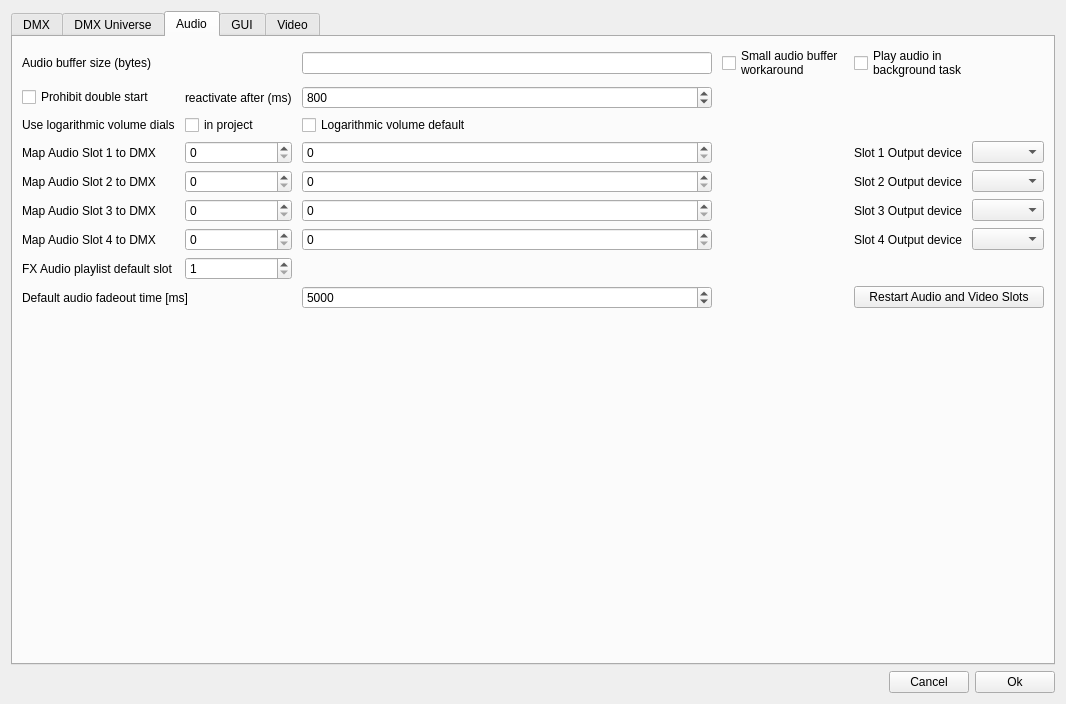
First picture: the form in StageRunner/gui/setupwidget.ui, repository Pit1966/StageRunner, before the edit.
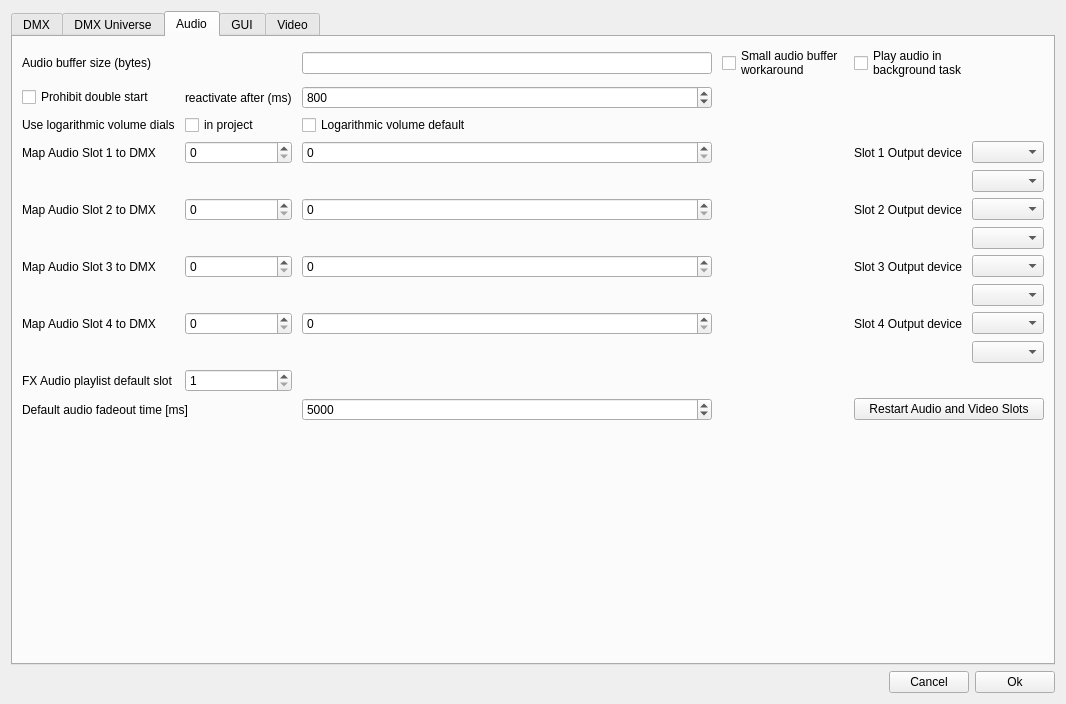
Second picture: the form after the edit. The open tabs and pages were chosen to show the change.

Commit message: Added alternative audio device configuration in setup GUI

```diff
--- a/StageRunner/gui/setupwidget.ui
+++ b/StageRunner/gui/setupwidget.ui
@@ -40,7 +40,7 @@
           </sizepolicy>
          </property>
          <property name="orientation">
-          <enum>Qt::Horizontal</enum>
+          <enum>Qt::Orientation::Horizontal</enum>
          </property>
          <property name="handleWidth">
           <number>8</number>
@@ -50,7 +50,7 @@
          </property>
          <widget class="QSplitter" name="splitter">
           <property name="orientation">
-           <enum>Qt::Vertical</enum>
+           <enum>Qt::Orientation::Vertical</enum>
           </property>
           <property name="handleWidth">
            <number>8</number>
@@ -96,7 +96,7 @@
          <item>
           <spacer name="horizontalSpacer_2">
            <property name="orientation">
-            <enum>Qt::Horizontal</enum>
+            <enum>Qt::Orientation::Horizontal</enum>
            </property>
            <property name="sizeHint" stdset="0">
             <size>
@@ -125,7 +125,7 @@
        <item>
         <spacer name="verticalSpacer_3">
          <property name="orientation">
-          <enum>Qt::Vertical</enum>
+          <enum>Qt::Orientation::Vertical</enum>
          </property>
          <property name="sizeHint" stdset="0">
           <size>
@@ -145,6 +145,54 @@
        <property name="horizontalSpacing">
         <number>10</number>
        </property>
+       <item row="12" column="4" colspan="2">
+        <widget class="QPushButton" name="restartAudioVideoSlots">
+         <property name="text">
+          <string>Restart Audio and Video Slots</string>
+         </property>
+        </widget>
+       </item>
+       <item row="13" column="1">
+        <spacer name="verticalSpacer_2">
+         <property name="orientation">
+          <enum>Qt::Orientation::Vertical</enum>
+         </property>
+         <property name="sizeHint" stdset="0">
+          <size>
+           <width>20</width>
+           <height>40</height>
+          </size>
+         </property>
+        </spacer>
+       </item>
+       <item row="12" column="2">
+        <widget class="QSpinBox" name="defaultAudioFadeOutMsSpin">
+         <property name="maximum">
+          <number>10000</number>
+         </property>
+         <property name="singleStep">
+          <number>100</number>
+         </property>
+         <property name="value">
+          <number>5000</number>
+         </property>
+        </widget>
+       </item>
+       <item row="0" column="3">
+        <widget class="QCheckBox" name="smallAudioBufWorkAroundCheck">
+         <property name="text">
+          <string>Small audio buffer
+workaround</string>
+         </property>
+        </widget>
+       </item>
+       <item row="2" column="2">
+        <widget class="QCheckBox" name="useLogVolumeDefaultCheck">
+         <property name="text">
+          <string>Logarithmic volume default</string>
+         </property>
+        </widget>
+       </item>
        <item row="0" column="4" colspan="2">
         <widget class="QCheckBox" name="audioInTaskCheck">
          <property name="text">
@@ -153,38 +201,50 @@
          </property>
         </widget>
        </item>
-       <item row="6" column="2">
-        <widget class="QSpinBox" name="mapAudioToDmx4">
-         <property name="maximum">
-          <number>512</number>
+       <item row="5" column="4">
+        <widget class="QLabel" name="label_3">
+         <property name="text">
+          <string>Slot 2 Output device</string>
          </property>
         </widget>
        </item>
-       <item row="5" column="5">
-        <widget class="QComboBox" name="slotDeviceCombo3"/>
+       <item row="3" column="5">
+        <widget class="QComboBox" name="slotDeviceCombo1"/>
        </item>
-       <item row="2" column="2">
-        <widget class="QCheckBox" name="useLogVolumeDefaultCheck">
-         <property name="text">
-          <string>Logarithmic volume default</string>
+       <item row="3" column="1">
+        <widget class="QSpinBox" name="mapAudioToUniv1">
+         <property name="toolTip">
+          <string>Universe for sound slot 1</string>
          </property>
+         <property name="maximum">
+          <number>4</number>
+         </property>
         </widget>
        </item>
-       <item row="3" column="4">
-        <widget class="QLabel" name="chanOutputLabel0">
+       <item row="9" column="4">
+        <widget class="QLabel" name="label_5">
          <property name="text">
-          <string>Slot 1 Output device</string>
+          <string>Slot 4 Output device</string>
          </property>
         </widget>
        </item>
-       <item row="6" column="0">
-        <widget class="QLabel" name="mapAudioToChannelLabel1_4">
+       <item row="9" column="1">
+        <widget class="QSpinBox" name="mapAudioToUniv4">
          <property name="toolTip">
-          <string>Map audio volumefor slot 4 to a DMX input channel
-Enables volume control on your light console</string>
+          <string>Universe for sound slot 4</string>
          </property>
-         <property name="text">
-          <string>Map Audio Slot 4 to DMX</string>
+         <property name="maximum">
+          <number>4</number>
+         </property>
+        </widget>
+       </item>
+       <item row="5" column="1">
+        <widget class="QSpinBox" name="mapAudioToUniv2">
+         <property name="toolTip">
+          <string>Universe for sound slot 2</string>
+         </property>
+         <property name="maximum">
+          <number>4</number>
          </property>
         </widget>
        </item>
@@ -201,53 +261,18 @@
          </property>
         </widget>
        </item>
-       <item row="9" column="1">
-        <spacer name="verticalSpacer_2">
-         <property name="orientation">
-          <enum>Qt::Vertical</enum>
-         </property>
-         <property name="sizeHint" stdset="0">
-          <size>
-           <width>20</width>
-           <height>40</height>
-          </size>
-         </property>
-        </spacer>
-       </item>
-       <item row="7" column="1">
-        <widget class="QSpinBox" name="playlistChannelSpin">
-         <property name="minimum">
-          <number>1</number>
-         </property>
-         <property name="maximum">
-          <number>4</number>
-         </property>
-        </widget>
-       </item>
-       <item row="0" column="0">
-        <widget class="QLabel" name="label_2">
+       <item row="1" column="0">
+        <widget class="QCheckBox" name="prohibitAudioDoubleStartCheck">
          <property name="text">
-          <string>Audio buffer size (bytes)</string>
+          <string>Prohibit double start</string>
          </property>
         </widget>
        </item>
-       <item row="5" column="0">
-        <widget class="QLabel" name="mapAudioToChannelLabel1_3">
-         <property name="toolTip">
-          <string>Map audio volumefor slot 3 to a DMX input channel
-Enables volume control on your light console</string>
-         </property>
-         <property name="text">
-          <string>Map Audio Slot 3 to DMX</string>
-         </property>
-        </widget>
+       <item row="7" column="5">
+        <widget class="QComboBox" name="slotDeviceCombo3"/>
        </item>
-       <item row="8" column="0" colspan="2">
-        <widget class="QLabel" name="defaultAudioFadeOutTimeMs">
-         <property name="text">
-          <string>Default audio fadeout time [ms]</string>
-         </property>
-        </widget>
+       <item row="0" column="2">
+        <widget class="QLineEdit" name="audioBufferSizeEdit"/>
        </item>
        <item row="2" column="1">
         <widget class="QCheckBox" name="useLogVolumeProjectCheck">
@@ -256,57 +281,49 @@
          </property>
         </widget>
        </item>
-       <item row="8" column="2">
-        <widget class="QSpinBox" name="defaultAudioFadeOutMsSpin">
-         <property name="maximum">
-          <number>10000</number>
-         </property>
-         <property name="singleStep">
-          <number>100</number>
-         </property>
-         <property name="value">
-          <number>5000</number>
-         </property>
-        </widget>
-       </item>
-       <item row="5" column="1">
-        <widget class="QSpinBox" name="mapAudioToUniv3">
+       <item row="9" column="0">
+        <widget class="QLabel" name="mapAudioToChannelLabel1_4">
          <property name="toolTip">
-          <string>Universe for sound slot 3</string>
-         </property>
-         <property name="maximum">
-          <number>4</number>
-         </property>
-        </widget>
-       </item>
-       <item row="3" column="0">
-        <widget class="QLabel" name="mapAudioToChannelLabel1">
-         <property name="toolTip">
-          <string>Map audio volumefor slot 1 to a DMX input channel
+          <string>Map audio volumefor slot 4 to a DMX input channel
 Enables volume control on your light console</string>
          </property>
          <property name="text">
-          <string>Map Audio Slot 1 to DMX</string>
+          <string>Map Audio Slot 4 to DMX</string>
          </property>
         </widget>
        </item>
-       <item row="3" column="2">
-        <widget class="QSpinBox" name="mapAudioToDmx1">
-         <property name="toolTip">
-          <string>DMX Channel</string>
-         </property>
-         <property name="maximum">
-          <number>512</number>
-         </property>
-        </widget>
-       </item>
-       <item row="7" column="0">
+       <item row="11" column="0">
         <widget class="QLabel" name="playlistChannelLabel">
          <property name="text">
           <string>FX Audio playlist default slot</string>
          </property>
         </widget>
        </item>
+       <item row="3" column="4">
+        <widget class="QLabel" name="chanOutputLabel0">
+         <property name="text">
+          <string>Slot 1 Output device</string>
+         </property>
+        </widget>
+       </item>
+       <item row="1" column="1">
+        <widget class="QLabel" name="reactivateAudioLabel">
+         <property name="text">
+          <string>reactivate after (ms)</string>
+         </property>
+        </widget>
+       </item>
+       <item row="7" column="0">
+        <widget class="QLabel" name="mapAudioToChannelLabel1_3">
+         <property name="toolTip">
+          <string>Map audio volumefor slot 3 to a DMX input channel
+Enables volume control on your light console</string>
+         </property>
+         <property name="text">
+          <string>Map Audio Slot 3 to DMX</string>
+         </property>
+        </widget>
+       </item>
        <item row="2" column="0">
         <widget class="QLabel" name="useLogVolumeLabel">
          <property name="text">
@@ -314,95 +331,17 @@
          </property>
         </widget>
        </item>
-       <item row="6" column="5">
-        <widget class="QComboBox" name="slotDeviceCombo4"/>
-       </item>
-       <item row="4" column="4">
-        <widget class="QLabel" name="label_3">
-         <property name="text">
-          <string>Slot 2 Output device</string>
-         </property>
-        </widget>
-       </item>
-       <item row="4" column="5">
-        <widget class="QComboBox" name="slotDeviceCombo2"/>
-       </item>
-       <item row="6" column="1">
-        <widget class="QSpinBox" name="mapAudioToUniv4">
-         <property name="toolTip">
-          <string>Universe for sound slot 4</string>
-         </property>
-         <property name="maximum">
-          <number>4</number>
-         </property>
-        </widget>
-       </item>
-       <item row="5" column="4">
+       <item row="7" column="4">
         <widget class="QLabel" name="label_4">
          <property name="text">
           <string>Slot 3 Output device</string>
          </property>
         </widget>
        </item>
-       <item row="3" column="5">
-        <widget class="QComboBox" name="slotDeviceCombo1"/>
+       <item row="6" column="5">
+        <widget class="QComboBox" name="slotAltDeviceCombo2"/>
        </item>
-       <item row="1" column="0">
-        <widget class="QCheckBox" name="prohibitAudioDoubleStartCheck">
-         <property name="text">
-          <string>Prohibit double start</string>
-         </property>
-        </widget>
-       </item>
-       <item row="8" column="4" colspan="2">
-        <widget class="QPushButton" name="restartAudioVideoSlots">
-         <property name="text">
-          <string>Restart Audio and Video Slots</string>
-         </property>
-        </widget>
-       </item>
-       <item row="4" column="1">
-        <widget class="QSpinBox" name="mapAudioToUniv2">
-         <property name="toolTip">
-          <string>Universe for sound slot 2</string>
-         </property>
-         <property name="maximum">
-          <number>4</number>
-         </property>
-        </widget>
-       </item>
-       <item row="6" column="4">
-        <widget class="QLabel" name="label_5">
-         <property name="text">
-          <string>Slot 4 Output device</string>
-         </property>
-        </widget>
-       </item>
-       <item row="3" column="1">
-        <widget class="QSpinBox" name="mapAudioToUniv1">
-         <property name="toolTip">
-          <string>Universe for sound slot 1</string>
-         </property>
-         <property name="maximum">
-          <number>4</number>
-         </property>
-        </widget>
-       </item>
-       <item row="1" column="1">
-        <widget class="QLabel" name="reactivateAudioLabel">
-         <property name="text">
-          <string>reactivate after (ms)</string>
-         </property>
-        </widget>
-       </item>
-       <item row="5" column="2">
-        <widget class="QSpinBox" name="mapAudioToDmx3">
-         <property name="maximum">
-          <number>512</number>
-         </property>
-        </widget>
-       </item>
-       <item row="4" column="0">
+       <item row="5" column="0">
         <widget class="QLabel" name="mapAudioToChannelLabel1_2">
          <property name="toolTip">
           <string>Map audio volumefor slot 2 to a DMX input channel
@@ -413,10 +352,48 @@
          </property>
         </widget>
        </item>
-       <item row="0" column="2">
-        <widget class="QLineEdit" name="audioBufferSizeEdit"/>
+       <item row="3" column="0">
+        <widget class="QLabel" name="mapAudioToChannelLabel1">
+         <property name="toolTip">
+          <string>Map audio volumefor slot 1 to a DMX input channel
+Enables volume control on your light console</string>
+         </property>
+         <property name="text">
+          <string>Map Audio Slot 1 to DMX</string>
+         </property>
+        </widget>
        </item>
-       <item row="4" column="2">
+       <item row="5" column="5">
+        <widget class="QComboBox" name="slotDeviceCombo2"/>
+       </item>
+       <item row="3" column="2">
+        <widget class="QSpinBox" name="mapAudioToDmx1">
+         <property name="toolTip">
+          <string>DMX Channel</string>
+         </property>
+         <property name="maximum">
+          <number>512</number>
+         </property>
+        </widget>
+       </item>
+       <item row="9" column="2">
+        <widget class="QSpinBox" name="mapAudioToDmx4">
+         <property name="maximum">
+          <number>512</number>
+         </property>
+        </widget>
+       </item>
+       <item row="0" column="0">
+        <widget class="QLabel" name="label_2">
+         <property name="text">
+          <string>Audio buffer size (bytes)</string>
+         </property>
+        </widget>
+       </item>
+       <item row="8" column="5">
+        <widget class="QComboBox" name="slotAltDeviceCombo3"/>
+       </item>
+       <item row="5" column="2">
         <widget class="QSpinBox" name="mapAudioToDmx2">
          <property name="toolTip">
           <string>DMX Channel</string>
@@ -426,14 +403,49 @@
          </property>
         </widget>
        </item>
-       <item row="0" column="3">
-        <widget class="QCheckBox" name="smallAudioBufWorkAroundCheck">
+       <item row="7" column="1">
+        <widget class="QSpinBox" name="mapAudioToUniv3">
+         <property name="toolTip">
+          <string>Universe for sound slot 3</string>
+         </property>
+         <property name="maximum">
+          <number>4</number>
+         </property>
+        </widget>
+       </item>
+       <item row="11" column="1">
+        <widget class="QSpinBox" name="playlistChannelSpin">
+         <property name="minimum">
+          <number>1</number>
+         </property>
+         <property name="maximum">
+          <number>4</number>
+         </property>
+        </widget>
+       </item>
+       <item row="4" column="5">
+        <widget class="QComboBox" name="slotAltDeviceCombo1"/>
+       </item>
+       <item row="9" column="5">
+        <widget class="QComboBox" name="slotDeviceCombo4"/>
+       </item>
+       <item row="7" column="2">
+        <widget class="QSpinBox" name="mapAudioToDmx3">
+         <property name="maximum">
+          <number>512</number>
+         </property>
+        </widget>
+       </item>
+       <item row="12" column="0" colspan="2">
+        <widget class="QLabel" name="defaultAudioFadeOutTimeMs">
          <property name="text">
-          <string>Small audio buffer
-workaround</string>
+          <string>Default audio fadeout time [ms]</string>
          </property>
         </widget>
        </item>
+       <item row="10" column="5">
+        <widget class="QComboBox" name="slotAltDeviceCombo4"/>
+       </item>
       </layout>
      </widget>
      <widget class="QWidget" name="guiTab">
@@ -501,7 +513,7 @@
        <item>
         <spacer name="verticalSpacer">
          <property name="orientation">
-          <enum>Qt::Vertical</enum>
+          <enum>Qt::Orientation::Vertical</enum>
          </property>
          <property name="sizeHint" stdset="0">
           <size>
@@ -553,7 +565,7 @@
           <item>
            <spacer name="horizontalSpacer_3">
             <property name="orientation">
-             <enum>Qt::Horizontal</enum>
+             <enum>Qt::Orientation::Horizontal</enum>
             </property>
             <property name="sizeHint" stdset="0">
              <size>
@@ -585,7 +597,7 @@
        <item>
         <spacer name="verticalSpacer_4">
          <property name="orientation">
-          <enum>Qt::Vertical</enum>
+          <enum>Qt::Orientation::Vertical</enum>
          </property>
          <property name="sizeHint" stdset="0">
           <size>
@@ -604,7 +616,7 @@
      <item>
       <spacer name="horizontalSpacer">
        <property name="orientation">
-        <enum>Qt::Horizontal</enum>
+        <enum>Qt::Orientation::Horizontal</enum>
        </property>
        <property name="sizeHint" stdset="0">
         <size>
```
The commit also changes 5 other files.
